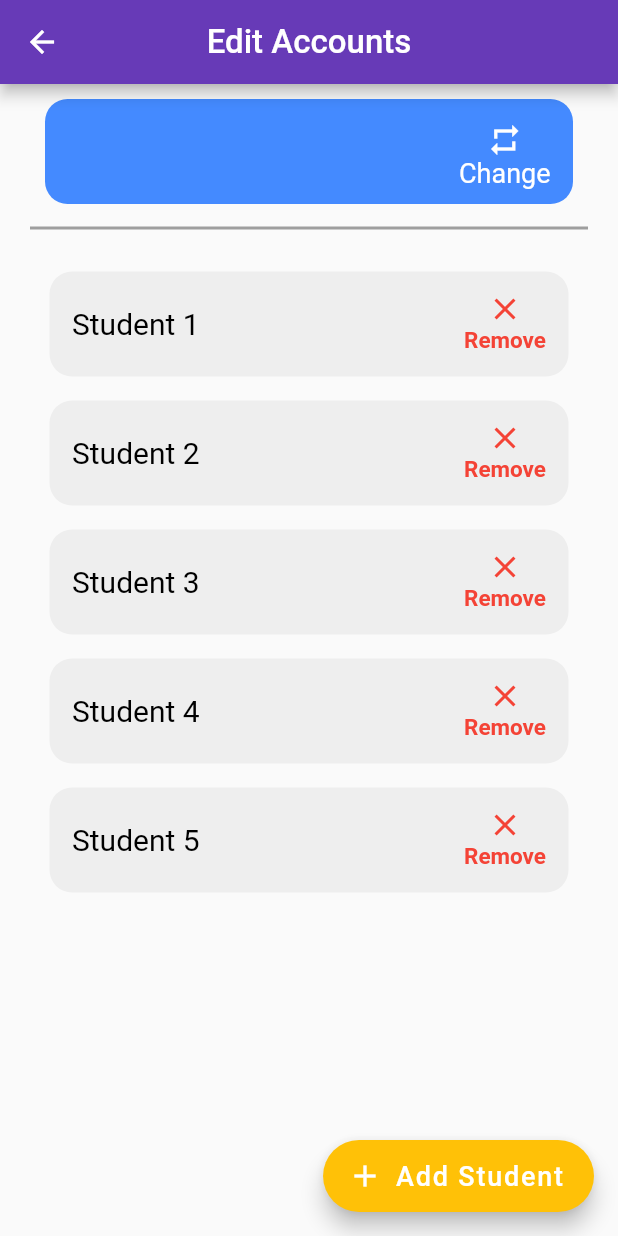
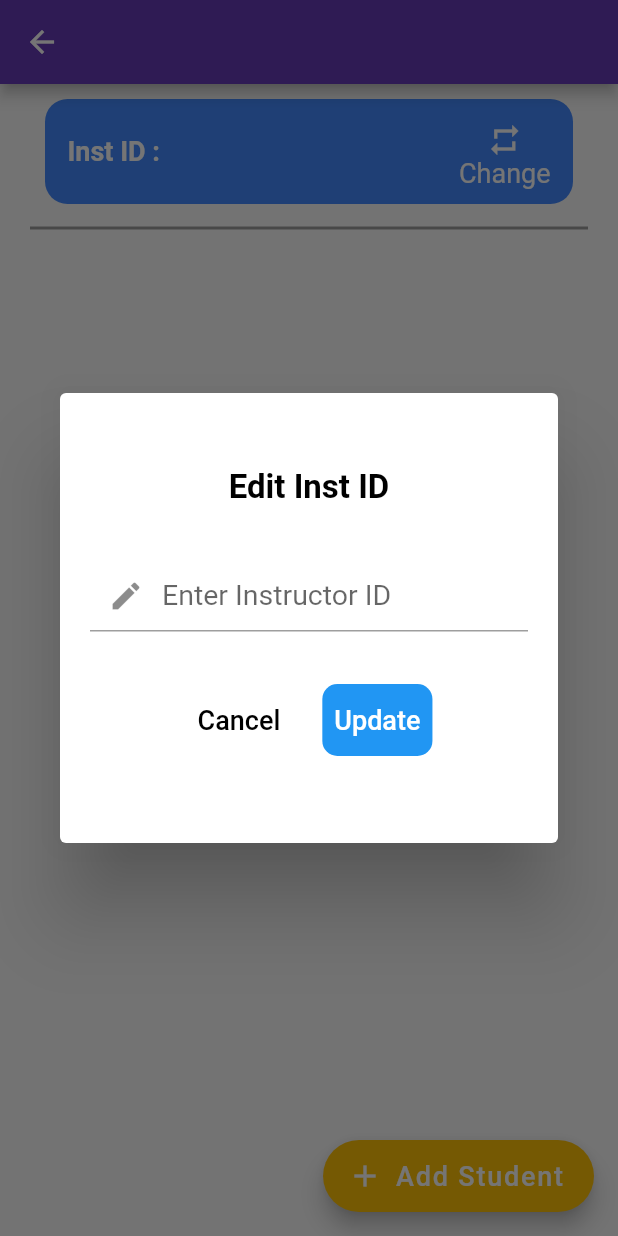
Before and after one commit to Maitha101/VirtuLab30.0, a Flutter app: the AdminEditAccounts screen opened directly with empty values, after a tap on "Change", on a phone screen of 412 x 824 dp. Run offline on Flutter 3.47's test engine with Material 2 defaults, Android fonts, the phone set to English and light mode, and no system bars; our stand-ins replace email_validator, firebase_auth, firebase_core, firebase_database, shared_preferences; missing offline and left inert: flappy_search_bar, flutter_password_strength, percent_indicator_nullsafe; accounts and stored records are empty.

Commit message:
admin edit accounts , stud grades

```diff
--- a/lib/administrator/admin_edit_accounts.dart
+++ b/lib/administrator/admin_edit_accounts.dart
@@ -1,11 +1,61 @@
+import 'dart:async';
+
+import 'package:firebase_database/firebase_database.dart';
 import 'package:flutter/material.dart';
 import 'package:virtulab/functions/database.dart';
 import 'package:virtulab/widgets/custom_text.dart';
 
-class AdminEditAccounts extends StatelessWidget {
+class AdminEditAccounts extends StatefulWidget {
   final String courseKey;
   final String instID;
-  AdminEditAccounts({this.courseKey,this.instID});
+  final String courseName;
+
+  AdminEditAccounts({this.courseKey, this.instID,this.courseName});
+
+  @override
+  _AdminEditAccountsState createState() => _AdminEditAccountsState();
+}
+
+class _AdminEditAccountsState extends State<AdminEditAccounts> {
+  int length = 0;
+
+  List studentKey = [];
+  TextEditingController _instController;
+  final _formKey = GlobalKey<FormState>();
+
+  getStudentList() {
+    DatabaseReference _data = firebaseref
+        .reference()
+        .child('course')
+        .child(widget.courseKey)
+        .child('studID');
+    _data.once().then((DataSnapshot snapshot) {
+      var keys = snapshot.value.keys;
+      setState(() {
+        studentKey.addAll(keys);
+      });
+
+      print(studentKey.length);
+      print(keys);
+    });
+  }
+
+  @override
+  void initState() {
+    // TODO: implement initState
+    super.initState();
+    _instController = TextEditingController();
+    _instController.text = widget.instID;
+    getStudentList();
+    setState(() {
+      Timer(Duration(seconds: 1), () {
+        setState(() {
+          print("//");
+        });
+      });
+      //
+    });
+  }
 
   @override
   Widget build(BuildContext context) {
@@ -19,42 +69,62 @@ class AdminEditAccounts extends StatelessWidget {
     return Scaffold(
       floatingActionButton: FloatingActionButton.extended(
         icon: Icon(Icons.add),
-        onPressed: (){
+        onPressed: () {
           print(auth.currentUser.uid);
         },
         backgroundColor: Colors.amber,
-        label: CustomText(text: "Add Student",color: Colors.white,),
+        label: CustomText(
+          text: "Add Student",
+          color: Colors.white,
         ),
-
+      ),
       appBar: AppBar(
         centerTitle: true,
         backgroundColor: Colors.deepPurple,
-        title: CustomText(text: "Edit Accounts",color: Colors.white,fontSize: 22,),
+        title: CustomText(
+          text: widget.courseName,
+          color: Colors.white,
+          fontSize: 22,
         ),
-      body: Column(
+      ),
+      body: SingleChildScrollView(
+        child: Column(
           children: [
             Padding(
-            padding: const EdgeInsets.symmetric(vertical: 10,horizontal: 30),
+              padding: const EdgeInsets.symmetric(vertical: 10, horizontal: 30),
               child: Container(
                 height: 70,
                 decoration: BoxDecoration(
                     color: Colors.blueAccent,
-                  borderRadius: BorderRadius.circular(15)
-              ),
+                    borderRadius: BorderRadius.circular(15)),
                 child: Padding(
                   padding: const EdgeInsets.symmetric(horizontal: 15),
                   child: Row(
                     mainAxisAlignment: MainAxisAlignment.spaceBetween,
                     children: [
-                    CustomText(text: instID,fontWeight: FontWeight.bold,color: Colors.white,),
+                      CustomText(
+                        text: "Inst ID : " + widget.instID,
+                        fontWeight: FontWeight.bold,
+                        color: Colors.white,
+                      ),
                       Padding(
                         padding: const EdgeInsets.only(top: 15),
                         child: GestureDetector(
-                        onTap: (){},
+                          onTap: () {
+                            setState(() {
+                              updateInstDialog();
+                            });
+                          },
                           child: Column(
                             children: [
-                            Icon(Icons.repeat,color: Colors.white,),
-                            CustomText(text: "Change",color: Colors.white,)
+                              Icon(
+                                Icons.repeat,
+                                color: Colors.white,
+                              ),
+                              CustomText(
+                                text: "Change",
+                                color: Colors.white,
+                              )
                             ],
                           ),
                         ),
@@ -65,43 +135,57 @@ class AdminEditAccounts extends StatelessWidget {
               ),
             ),
             Padding(
-            padding: const EdgeInsets.only(top: 5,left: 20,right: 20),
+              padding: const EdgeInsets.only(top: 5, left: 20, right: 20),
               child: Container(
                 color: Colors.grey,
-              height: 2,width: double.infinity,),
+                height: 2,
+                width: double.infinity,
+              ),
             ),
             Padding(
-            padding: const EdgeInsets.only(top: 20,left: 25,right: 25),
+              padding: const EdgeInsets.only(top: 20, left: 25, right: 25),
               child: Container(
-              height: MediaQuery.of(context).size.height * .58,
+                height: MediaQuery
+                    .of(context)
+                    .size
+                    .height * .58,
                 child: ListView.builder(
-                  itemCount: students.length,
-                  itemBuilder: (context,index){
+                    itemCount: studentKey.length,
+                    itemBuilder: (context, index) {
                       return Padding(
                         padding: const EdgeInsets.all(8.0),
                         child: Container(
                           decoration: BoxDecoration(
                               color: Colors.grey.shade200,
-                            borderRadius: BorderRadius.circular(15)
-                        ),
+                              borderRadius: BorderRadius.circular(15)),
                           height: 70,
                           child: Padding(
-                          padding: const EdgeInsets.only(left: 15,right: 15),
+                            padding: const EdgeInsets.only(left: 15, right: 15),
                             child: Row(
                               mainAxisAlignment: MainAxisAlignment.spaceBetween,
                               children: [
-                              CustomText(text: students[index],fontSize: 20,),
+                                CustomText(
+                                  text: "Student : " + studentKey[index],
+                                  fontSize: 20,
+                                ),
                                 Padding(
                                   padding: const EdgeInsets.only(top: 13),
                                   child: GestureDetector(
-                                  onTap: (){
+                                    onTap: () {
                                       print("aa");
                                     },
                                     child: Column(
                                       children: [
-                                      Icon(Icons.close,color: Colors.red,),
-                                      CustomText(text: "Remove",color: Colors.red,fontSize: 15,
-                                        fontWeight: FontWeight.w600,)
+                                        Icon(
+                                          Icons.close,
+                                          color: Colors.red,
+                                        ),
+                                        CustomText(
+                                          text: "Remove",
+                                          color: Colors.red,
+                                          fontSize: 15,
+                                          fontWeight: FontWeight.w600,
+                                        )
                                       ],
                                     ),
                                   ),
@@ -115,8 +199,86 @@ class AdminEditAccounts extends StatelessWidget {
               ),
             )
           ],
-
+        ),
       ),
     );
   }
+
+  updateInstDialog() {
+    showDialog(context: context, builder: (context) {
+      return Dialog(
+        child: Container(
+          height: 300,
+          child: Column(
+            crossAxisAlignment: CrossAxisAlignment.center,
+            children: [
+              Padding(
+                padding: const EdgeInsets.only(top: 50),
+                child: CustomText(text: "Edit Inst ID",
+                  fontSize: 22,
+                  fontWeight: FontWeight.w600,),
+              ),
+              Padding(
+                padding: const EdgeInsets.symmetric(
+                    vertical: 35, horizontal: 20),
+                child: TextFormField(
+                  style: TextStyle(fontSize: 19),
+                  controller: _instController,
+                  decoration: InputDecoration(
+                      hintText: "Enter Instructor ID",
+                      prefixIcon: Icon(Icons.edit)
+                  ),
+                ),
+              ),
+              Row(
+                mainAxisAlignment: MainAxisAlignment.center,
+                children: [
+                  TextButton(onPressed: () {
+                    Navigator.pop(context);
+                  }, child: CustomText(text: "Cancel",)),
+                  SizedBox(width: 20,),
+                  Container(
+                    decoration: BoxDecoration(
+                        color: Colors.blue,
+                        borderRadius: BorderRadius.circular(10)
+
+                    ),
+                    child: TextButton(
+                        onPressed: () {
+                         updateInst();
+                         Navigator.pop(context);
+                         ScaffoldMessenger.of(this.context).showSnackBar(
+                           SnackBar(
+                             duration: Duration(seconds: 2),
+                             content:
+                             CustomText(text: 'Instructor Updated Successfully',
+                             color: Colors.white,
+                             fontSize: 20,),
+                             backgroundColor:
+                             Colors.deepPurple, //change?
+                           ),
+                         );
+                        },
+                        child: CustomText(
+                          text: "Update", color: Colors.white,)),
+                  ),
+                ],
+              )
+
+            ],
+          ),
+        ),
+      );
+    });
   }
+
+  updateInst() {
+    String instID = _instController.text;
+    Map<String, String> inst = {
+      "instID": instID
+    };
+    firebaseref.child('course').child(widget.courseKey).update(inst).then((value) => {
+      Navigator.pop(context)
+    });
+  }
+}
--- a/lib/student/stu_course_grades.dart
+++ b/lib/student/stu_course_grades.dart
@@ -4,6 +4,8 @@ import 'package:flutter/material.dart';
 import 'package:virtulab/functions/auth.dart';
 import 'package:virtulab/functions/database.dart';
 import 'package:virtulab/student/stu_course_contents.dart';
+
+import '../functions/auth.dart';
 
 class CourseGrades extends StatefulWidget {
   final String courseName;
@@ -124,7 +126,8 @@ class _CourseGrades extends State<CourseGrades> {
                           color: Colors.deepPurple),
                     ),
                     trailing: Text(
-                        /*gradesList['grade']+*/ '/' +
+                        gradesList['studID'][getCurrentID()]['grade'] == null ? "0"  +  "/" +
+                            gradesList['total_grade'] : gradesList['studID'][getCurrentID()]['grade']  +  "/" +
                             gradesList['total_grade']),
                   ),
                   Divider(thickness: 2),
```
Also changed, not shown: lib/administrator/admin_accounts.dart (+14 -24 lines), lib/administrator/admin_courses.dart (+11 -14 lines). Lines whose indentation alone changed are shown as unchanged.
